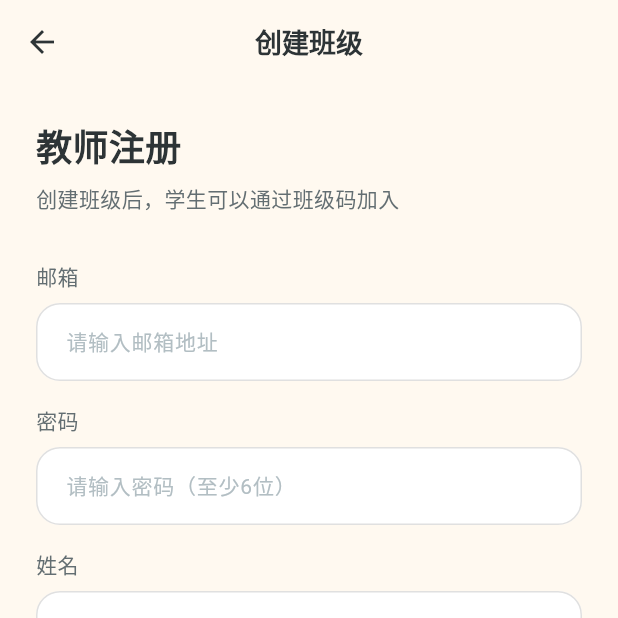
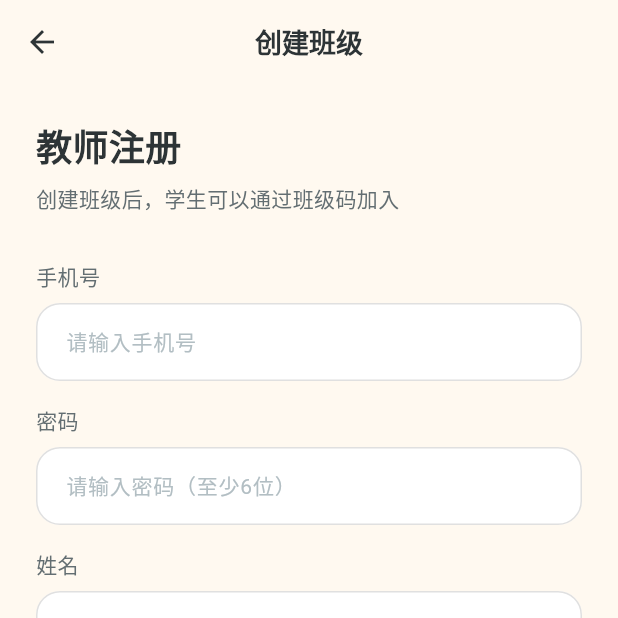
Before and after one commit to cnyanghai/qingqing, a Flutter app: the RegisterScreen screen opened by its route, on a phone screen of 412 x 824 dp, the top half of it. Run offline on Flutter 3.47's test engine with Material 3 defaults, Android fonts, the phone set to English and light mode, and no system bars; our stand-ins replace fl_chart, flutter_riverpod, go_router, qr_flutter, supabase_flutter; accounts and stored records are empty; Roboto replaces fonts that are missing (PingFang SC).

Commit message:
feat: 手机号替代邮箱登录注册
- 注册页/登录页：邮箱改为手机号输入（11位验证）
- 手机号以 {phone}@qingqing.local 格式存储在Supabase
- 教师设置页显示手机号而非邮箱
- 服务层不变，转换仅在UI层

Co-Authored-By: Claude Opus 4.6 <noreply@anthropic.com>

```diff
--- a/lib/screens/teacher/register_screen.dart
+++ b/lib/screens/teacher/register_screen.dart
@@ -6,7 +6,7 @@ import '../../providers/auth_provider.dart';
 import '../../models/profile.dart';
 
 /// T1: Teacher registration / class creation screen
-/// Phase 0 uses email+password auth instead of phone
+/// Phone number is stored as {phone}@qingqing.local in Supabase email field
 class RegisterScreen extends ConsumerStatefulWidget {
   const RegisterScreen({super.key});
 
@@ -15,7 +15,7 @@ class RegisterScreen extends ConsumerStatefulWidget {
 }
 
 class _RegisterScreenState extends ConsumerState<RegisterScreen> {
-  final _emailController = TextEditingController();
+  final _phoneController = TextEditingController();
   final _passwordController = TextEditingController();
   final _nameController = TextEditingController();
   final _schoolController = TextEditingController();
@@ -24,8 +24,14 @@ class _RegisterScreenState extends ConsumerState<RegisterScreen> {
   int? _selectedGrade;
   bool _isLoading = false;
 
+  /// Validate Chinese mobile number: exactly 11 digits, starts with 1
+  bool get _isValidPhone {
+    final phone = _phoneController.text.trim();
+    return RegExp(r'^1\d{10}$').hasMatch(phone);
+  }
+
   bool get _canSubmit =>
-      _emailController.text.isNotEmpty &&
+      _isValidPhone &&
       _passwordController.text.length >= 6 &&
       _nameController.text.isNotEmpty &&
       _schoolController.text.isNotEmpty &&
@@ -35,7 +41,7 @@ class _RegisterScreenState extends ConsumerState<RegisterScreen> {
 
   @override
   void dispose() {
-    _emailController.dispose();
+    _phoneController.dispose();
     _passwordController.dispose();
     _nameController.dispose();
     _schoolController.dispose();
@@ -50,9 +56,10 @@ class _RegisterScreenState extends ConsumerState<RegisterScreen> {
     try {
       final service = ref.read(supabaseServiceProvider);
 
-      // 1. Create auth user (email+password)
+      // 1. Create auth user (phone stored as email)
+      final email = '${_phoneController.text.trim()}@qingqing.local';
       final authResponse = await service.signUpWithEmail(
-        _emailController.text.trim(),
+        email,
         _passwordController.text,
       );
       final userId = authResponse.user?.id;
@@ -137,18 +144,18 @@ class _RegisterScreenState extends ConsumerState<RegisterScreen> {
                 ),
               ),
               const SizedBox(height: AppSpacing.xl),
-              // Email
-              const Text('邮箱',
+              // Phone
+              const Text('手机号',
                   style: TextStyle(
                     fontSize: 14,
                     fontWeight: FontWeight.w500,
                   )),
               const SizedBox(height: 8),
               TextField(
-                controller: _emailController,
-                keyboardType: TextInputType.emailAddress,
+                controller: _phoneController,
+                keyboardType: TextInputType.phone,
                 decoration: const InputDecoration(
-                  hintText: '请输入邮箱地址',
+                  hintText: '请输入手机号',
                 ),
                 onChanged: (_) => setState(() {}),
               ),
--- a/lib/screens/teacher/settings_screen.dart
+++ b/lib/screens/teacher/settings_screen.dart
@@ -7,7 +7,7 @@ import '../../providers/profile_provider.dart';
 import '../../providers/teacher_provider.dart';
 
 /// Teacher settings screen — minimal implementation for Phase 0
-/// Shows teacher name, email, class code, and logout button
+/// Shows teacher name, phone number, class code, and logout button
 class TeacherSettingsScreen extends ConsumerWidget {
   const TeacherSettingsScreen({super.key});
 
@@ -53,7 +53,8 @@ class TeacherSettingsScreen extends ConsumerWidget {
                   }
 
                   final client = ref.read(supabaseClientProvider);
-                  final email = client.auth.currentUser?.email ?? '未设置';
+                  final rawEmail = client.auth.currentUser?.email;
+                  final phone = rawEmail?.replaceAll('@qingqing.local', '') ?? '未设置';
 
                   return Container(
                     width: double.infinity,
@@ -84,7 +85,7 @@ class TeacherSettingsScreen extends ConsumerWidget {
                         const SizedBox(height: AppSpacing.md),
                         _infoRow('姓名', profile.nickname),
                         const Divider(height: 24),
-                        _infoRow('邮箱', email),
+                        _infoRow('手机号', phone),
                       ],
                     ),
                   );
```
Also changed, not shown: lib/screens/login_screen.dart (+17 -10 lines).
